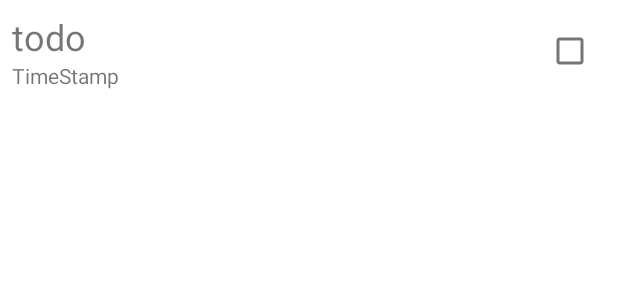
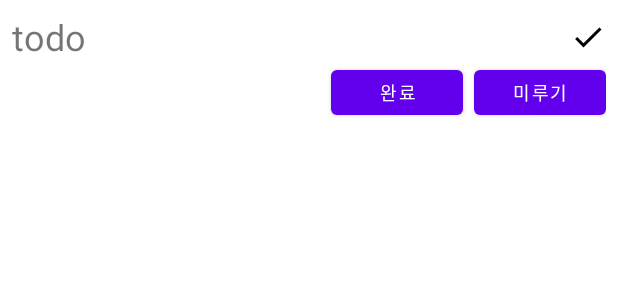
Before and after one commit to DSeung001/Reminder, an Android app: the layout item_todo_list.xml on its own in the app's theme, with its tools: preview values and no code run, on a phone screen of 412 x 824 dp. Shown: the top 300 px of the screen. Run offline under Robolectric (Android 15) with nearby library versions, the phone set to English and light mode, and no system bars.

```diff
--- /dev/null
+++ b/app/src/main/res/drawable/ic_clear.xml
@@ -0,0 +1,5 @@
+<vector android:height="24dp" android:tint="#000000"
+    android:viewportHeight="24" android:viewportWidth="24"
+    android:width="24dp" xmlns:android="http://schemas.android.com/apk/res/android">
+    <path android:fillColor="@android:color/white" android:pathData="M9,16.17L4.83,12l-1.42,1.41L9,19 21,7l-1.41,-1.41z"/>
+</vector>
--- a/app/src/main/res/layout/activity_calendar.xml
+++ b/app/src/main/res/layout/activity_calendar.xml
@@ -25,6 +25,6 @@
         android:layout_height="wrap_content"
         app:layout_constraintTop_toBottomOf="@+id/calendarView"
         tools:layout_editor_absoluteX="1dp"
-        tools:listitem="@layout/item_todo_list" />
+        tools:listitem="@layout/item_calendar_list" />
 
 </androidx.constraintlayout.widget.ConstraintLayout>
--- a/app/src/main/res/layout/item_todo_list.xml
+++ b/app/src/main/res/layout/item_todo_list.xml
@@ -1,8 +1,9 @@
 <?xml version="1.0" encoding="utf-8"?>
 <androidx.constraintlayout.widget.ConstraintLayout xmlns:android="http://schemas.android.com/apk/res/android"
+    xmlns:app="http://schemas.android.com/apk/res-auto"
+    xmlns:tools="http://schemas.android.com/tools"
     android:layout_width="match_parent"
     android:layout_height="wrap_content"
-    xmlns:app="http://schemas.android.com/apk/res-auto"
     android:layout_margin="8dp">
 
     <TextView
@@ -11,29 +12,42 @@
         android:layout_height="wrap_content"
         android:text="todo"
         android:textSize="24sp"
-        app:layout_constraintTop_toTopOf="parent"
         app:layout_constraintBottom_toTopOf="@+id/tvCreatedAt"
+        app:layout_constraintEnd_toStartOf="@+id/imageView2"
         app:layout_constraintStart_toStartOf="parent"
-        app:layout_constraintEnd_toStartOf="@+id/cbCheck"
-        />
+        app:layout_constraintTop_toTopOf="parent" />
 
-    <TextView
-        android:id="@+id/tvCreatedAt"
-        android:layout_width="match_parent"
-        android:layout_height="wrap_content"
-        android:text="TimeStamp"
-        app:layout_constraintTop_toBottomOf="@id/tvTodoItem"
+    <Button
+        android:id="@+id/btnClear"
+        android:layout_width="0dp"
+        android:layout_height="42dp"
+        android:text="미루기"
+        android:textSize="12sp"
         app:layout_constraintBottom_toBottomOf="parent"
+        app:layout_constraintEnd_toEndOf="parent"
+        app:layout_constraintTop_toBottomOf="@+id/tvTodoItem"
+        app:layout_constraintVertical_bias="1.0" />
+
+    <Button
+        android:id="@+id/btnClear2"
+        android:layout_width="wrap_content"
+        android:layout_height="42dp"
+        android:text="완료"
+        android:textSize="12sp"
+        app:layout_constraintBottom_toBottomOf="parent"
+        app:layout_constraintEnd_toEndOf="parent"
+        app:layout_constraintHorizontal_bias="0.69"
         app:layout_constraintStart_toStartOf="parent"
-        app:layout_constraintEnd_toStartOf="@+id/cbCheck"
-        />
+        app:layout_constraintTop_toBottomOf="@+id/tvTodoItem" />
 
-    <CheckBox
-        android:id="@+id/cbCheck"
+    <ImageView
+        android:id="@+id/imageView2"
         android:layout_width="wrap_content"
         android:layout_height="wrap_content"
+        android:textSize="12sp"
+        app:layout_constraintBottom_toTopOf="@+id/btnClear"
+        app:layout_constraintEnd_toEndOf="parent"
         app:layout_constraintTop_toTopOf="parent"
-        app:layout_constraintBottom_toBottomOf="parent"
-        app:layout_constraintEnd_toEndOf="parent"
-        />
+        app:srcCompat="@drawable/ic_clear" />
+
 </androidx.constraintlayout.widget.ConstraintLayout>
```
Also changed, not shown: app/src/main/java/com/example/reminder/CalendarActivity.kt (+5 -8 lines), app/src/main/java/com/example/reminder/adapter/CalendarAdapter.kt (+6 -7 lines), app/src/main/java/com/example/reminder/adapter/TodoAdapter.kt (+0 -14 lines), app/src/main/res/layout/item_calendar_list.xml (added, +43 -0 lines).
